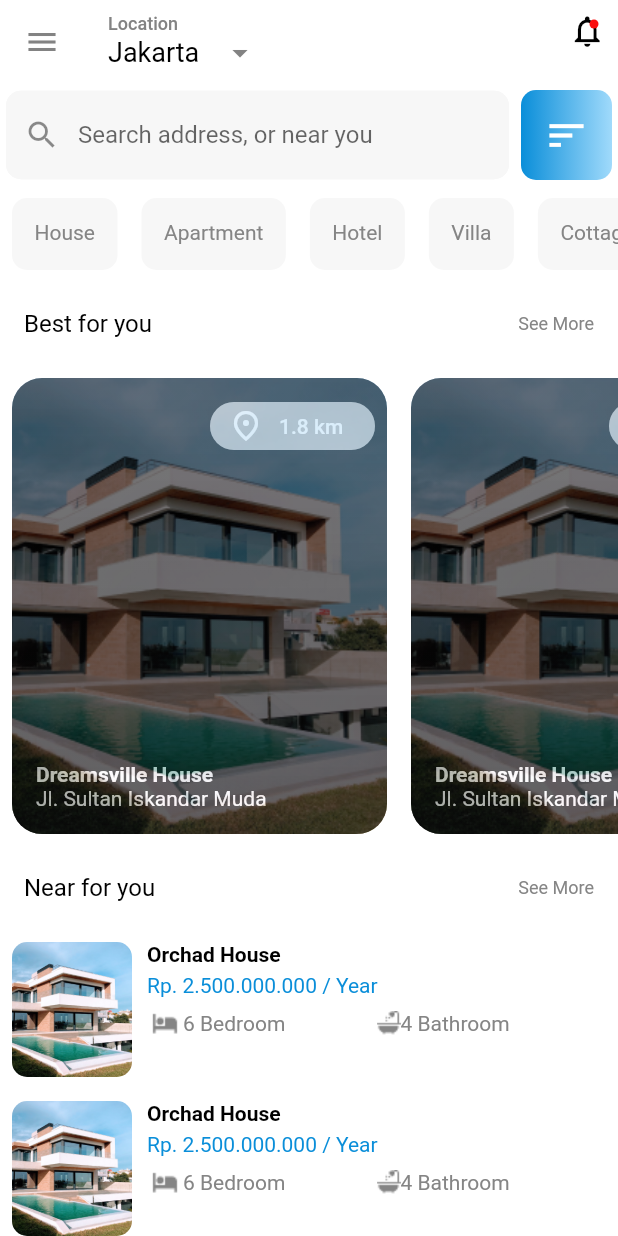
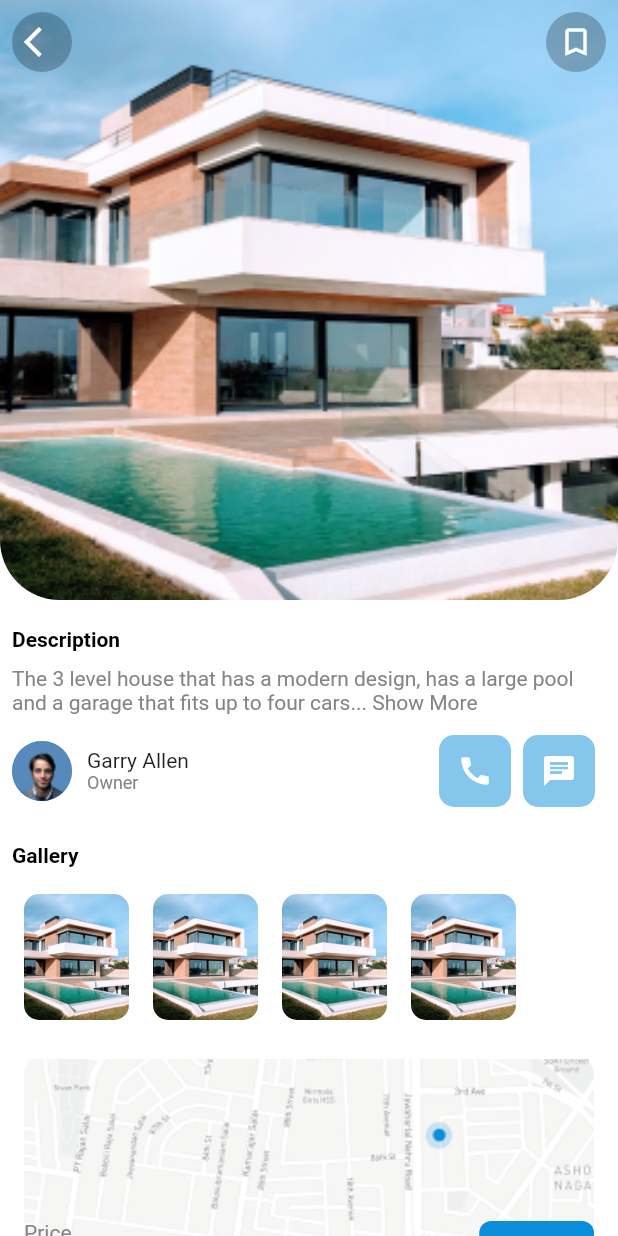
Before and after one commit to eslamelezaby98/rent_app, a Flutter app: the screen it shows after launch, after a tap on "Nearby", on a phone screen of 412 x 824 dp. Run offline on Flutter 3.47's test engine with Material 2 defaults, Android fonts, the phone set to English and light mode, and no system bars; Roboto replaces fonts that are missing (Raleway).

Commit message:
rent app ui

```diff
--- /dev/null
+++ b/lib/config/dummy/dummy.dart
@@ -0,0 +1,2 @@
+String description =
+    "The 3 level house that has a modern design, has a large pool and a garage that fits up to four cars... Show More";
--- a/lib/view/home/best_from_you_widget.dart
+++ b/lib/view/home/best_from_you_widget.dart
@@ -1,5 +1,6 @@
 import 'package:flutter/material.dart';
 import 'package:rent_app/config/app_theme/app_color.dart';
+import 'package:rent_app/view/view_rent/view_rent_screen.dart';
 
 class NearFromYouWidget extends StatelessWidget {
   const NearFromYouWidget({super.key});
@@ -30,7 +31,15 @@ class NearFromYouWidget extends StatelessWidget {
             itemCount: 100,
             scrollDirection: Axis.horizontal,
             itemBuilder: (context, index) {
-              return Padding(
+              return InkWell(
+                onTap: () {
+                  Navigator.of(context).push(
+                    MaterialPageRoute(
+                      builder: (context) => const ViewRentScreen(),
+                    ),
+                  );
+                },
+                child: Padding(
                   padding: const EdgeInsets.all(8.0),
                   child: Container(
                     height: 320,
@@ -91,7 +100,8 @@ class NearFromYouWidget extends StatelessWidget {
                                 child: Align(
                                   alignment: Alignment.topLeft,
                                   child: Column(
-                                  crossAxisAlignment: CrossAxisAlignment.start,
+                                    crossAxisAlignment:
+                                        CrossAxisAlignment.start,
                                     mainAxisAlignment: MainAxisAlignment.start,
                                     children: [
                                       Text(
@@ -117,6 +127,7 @@ class NearFromYouWidget extends StatelessWidget {
                       ),
                     ),
                   ),
+                ),
               );
             },
           ),
--- /dev/null
+++ b/lib/view/view_rent/view_rent_screen.dart
@@ -0,0 +1,256 @@
+import 'package:flutter/material.dart';
+import 'package:rent_app/config/app_theme/app_color.dart';
+import 'package:rent_app/config/dummy/dummy.dart';
+
+class ViewRentScreen extends StatelessWidget {
+  const ViewRentScreen({super.key});
+
+  @override
+  Widget build(BuildContext context) {
+    return Material(
+      color: AppColor.white,
+      child: Column(
+        crossAxisAlignment: CrossAxisAlignment.start,
+        children: [
+          Container(
+            height: 400,
+            width: double.infinity,
+            decoration: const BoxDecoration(
+              borderRadius: BorderRadius.only(
+                bottomLeft: Radius.circular(40),
+                bottomRight: Radius.circular(40),
+              ),
+              image: DecorationImage(
+                fit: BoxFit.cover,
+                image: AssetImage(
+                  "assets/images/build.png",
+                ),
+              ),
+            ),
+            child: SafeArea(
+              child: Padding(
+                padding: const EdgeInsets.all(8.0),
+                child: Column(
+                  children: [
+                    Row(
+                      mainAxisAlignment: MainAxisAlignment.spaceBetween,
+                      children: [
+                        CircleAvatar(
+                          backgroundColor:
+                              const Color(0xff000000).withOpacity(0.24),
+                          child: IconButton(
+                            onPressed: () {
+                              Navigator.pop(context);
+                            },
+                            icon: const Icon(Icons.arrow_back_ios),
+                            color: AppColor.white,
+                          ),
+                        ),
+                        CircleAvatar(
+                          backgroundColor:
+                              const Color(0xff000000).withOpacity(0.24),
+                          child: IconButton(
+                            onPressed: () {},
+                            icon: const Icon(Icons.bookmark_border),
+                            color: AppColor.white,
+                          ),
+                        ),
+                      ],
+                    ),
+                  ],
+                ),
+              ),
+            ),
+          ),
+          const SizedBox(height: 10),
+          Padding(
+            padding: const EdgeInsets.all(8.0),
+            child: SingleChildScrollView(
+              child: Column(
+                crossAxisAlignment: CrossAxisAlignment.start,
+                children: [
+                  //* Description
+                  Text(
+                    "Description",
+                    style: TextStyle(
+                      fontWeight: FontWeight.bold,
+                      color: AppColor.black,
+                    ),
+                  ),
+                  const SizedBox(height: 10),
+                  Text(
+                    description,
+                    style: const TextStyle(
+                      color: Color(0xff858585),
+                    ),
+                  ),
+                  const SizedBox(height: 10),
+                  //* seller
+                  Row(
+                    children: [
+                      const CircleAvatar(
+                        backgroundImage: AssetImage(
+                          "assets/images/person.png",
+                        ),
+                      ),
+                      const SizedBox(width: 10),
+                      Expanded(
+                        flex: 2,
+                        child: Column(
+                          crossAxisAlignment: CrossAxisAlignment.start,
+                          children: const [
+                            Text(
+                              "Garry Allen",
+                            ),
+                            Text(
+                              "Owner",
+                              style: TextStyle(
+                                color: Color(0xff858585),
+                                fontSize: 12,
+                              ),
+                            ),
+                          ],
+                        ),
+                      ),
+                      Expanded(
+                        child: Row(
+                          children: [
+                            Card(
+                              shape: RoundedRectangleBorder(
+                                borderRadius: BorderRadius.circular(10),
+                              ),
+                              elevation: 0,
+                              color: const Color(0xff0A8ED9).withOpacity(0.50),
+                              child: IconButton(
+                                onPressed: () {},
+                                icon: Icon(
+                                  Icons.call,
+                                  color: AppColor.white,
+                                ),
+                              ),
+                            ),
+                            Card(
+                              shape: RoundedRectangleBorder(
+                                borderRadius: BorderRadius.circular(10),
+                              ),
+                              elevation: 0,
+                              color: const Color(0xff0A8ED9).withOpacity(0.50),
+                              child: IconButton(
+                                onPressed: () {},
+                                icon: Icon(
+                                  Icons.chat,
+                                  color: AppColor.white,
+                                ),
+                              ),
+                            ),
+                          ],
+                        ),
+                      ),
+                    ],
+                  ),
+
+                  //* Gallery
+                  const SizedBox(height: 20),
+                  Text(
+                    "Gallery",
+                    style: TextStyle(
+                      color: AppColor.black,
+                      fontWeight: FontWeight.bold,
+                    ),
+                  ),
+                  const SizedBox(height: 10),
+                  SizedBox(
+                    height: 100,
+                    child: ListView.builder(
+                      itemCount: 4,
+                      scrollDirection: Axis.horizontal,
+                      physics: const NeverScrollableScrollPhysics(),
+                      itemBuilder: (context, index) {
+                        return Padding(
+                          padding: const EdgeInsets.all(8.0),
+                          child: Container(
+                            height: 100,
+                            width: 70,
+                            decoration: BoxDecoration(
+                              borderRadius: BorderRadius.circular(10),
+                              image: const DecorationImage(
+                                fit: BoxFit.cover,
+                                image: AssetImage(
+                                  "assets/images/build.png",
+                                ),
+                              ),
+                            ),
+                          ),
+                        );
+                      },
+                    ),
+                  ),
+                  const SizedBox(height: 10),
+                  Padding(
+                    padding: const EdgeInsets.all(8.0),
+                    child: Container(
+                      height: 150,
+                      width: double.infinity,
+                      decoration: const BoxDecoration(
+                        image: DecorationImage(
+                          fit: BoxFit.cover,
+                          image: AssetImage(
+                            "assets/images/map.png",
+                          ),
+                        ),
+                      ),
+                      child: Column(
+                        mainAxisAlignment: MainAxisAlignment.end,
+                        children: [
+                          Row(
+                            children: [
+                              Expanded(
+                                child: Column(
+                                  crossAxisAlignment: CrossAxisAlignment.start,
+                                  children: [
+                                    const Text(
+                                      "Price",
+                                      style: TextStyle(
+                                        color: Color(0xff858585),
+                                      ),
+                                    ),
+                                    const SizedBox(height: 5),
+                                    Text(
+                                      "Rp. 2.500.000.000 / Year",
+                                      style: TextStyle(
+                                        color: AppColor.black,
+                                      ),
+                                    ),
+                                  ],
+                                ),
+                              ),
+                              TextButton(
+                                style: TextButton.styleFrom(
+                                  backgroundColor:const Color(0xff0A8ED9),
+                                  shape: RoundedRectangleBorder(
+                                    borderRadius: BorderRadius.circular(8),
+                                  )
+                                ),
+                                onPressed: () {},
+                                child: Text(
+                                  "Rent Now",
+                                  style: TextStyle(
+                                    color: AppColor.white,
+                                  ),
+                                ),
+                              ),
+                            ],
+                          ),
+                        ],
+                      ),
+                    ),
+                  )
+                ],
+              ),
+            ),
+          ),
+        ],
+      ),
+    );
+  }
+}
--- a/pubspec.yaml
+++ b/pubspec.yaml
@@ -63,6 +63,8 @@ flutter:
   assets:
     - assets/images/build.png
     - assets/icon/
+    - assets/images/person.png
+    - assets/images/map.png
   #   - images/a_dot_ham.jpeg
 
   # An image asset can refer to one or more resolution-specific "variants", see
```
Also changed, not shown: assets/images/map.png (added), assets/images/person.png (added). Lines whose indentation alone changed are shown as unchanged.
